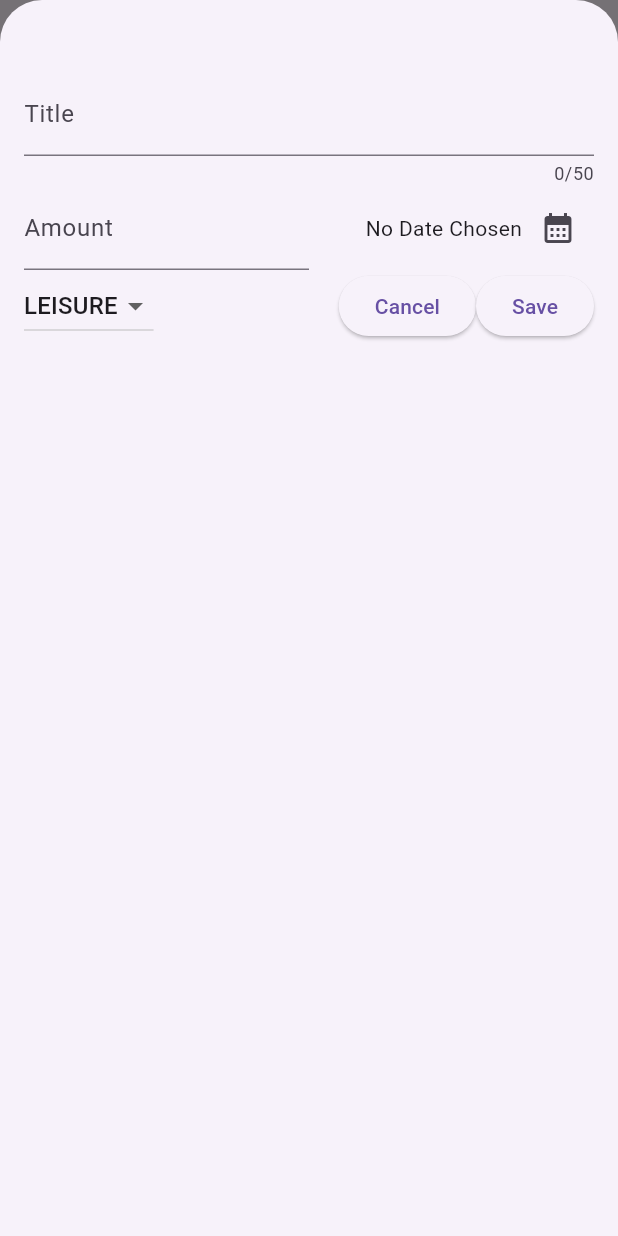
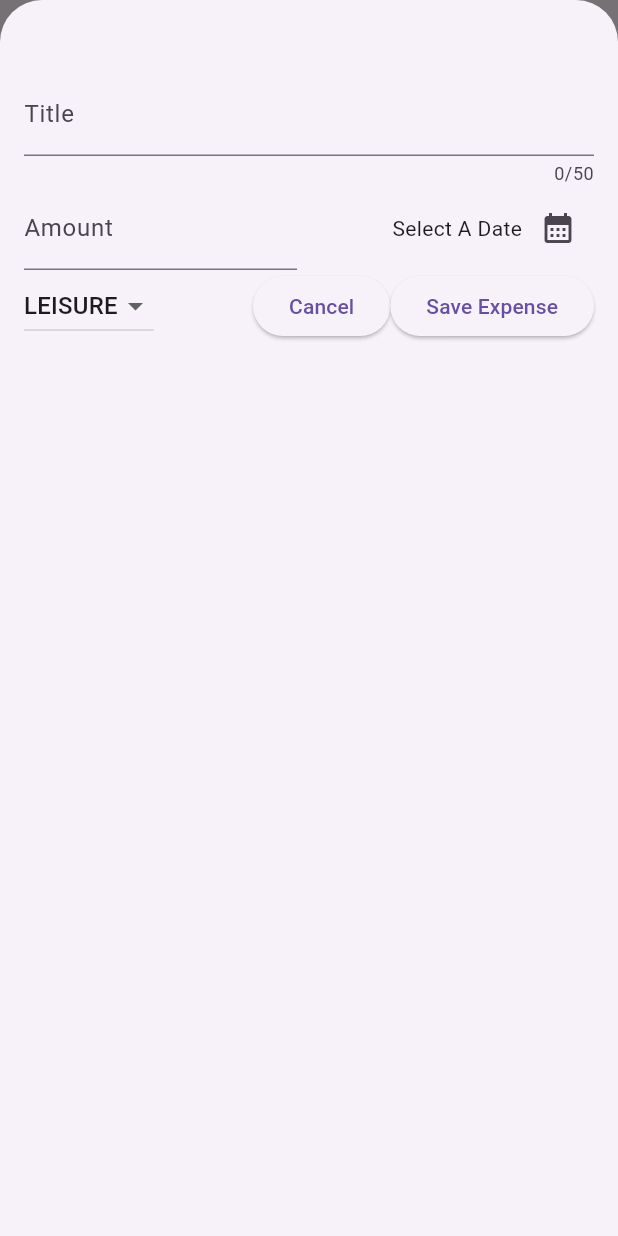
Before and after one commit to AlanYuan16/expense_tracker, a Flutter app: the screen it shows after launch, after a tap on the "add" icon, on a phone screen of 412 x 824 dp. Run offline on Flutter 3.47's test engine with Material 3 defaults, Android fonts, the phone set to English and light mode, and no system bars.

Commit message:
Fixed new_expense

```diff
--- a/lib/new_expense.dart
+++ b/lib/new_expense.dart
@@ -1,14 +1,13 @@
+import 'package:expense_tracker/models/expense.dart';
 import 'package:flutter/material.dart';
-import 'package:flutter/services.dart';
 import 'package:intl/intl.dart';
-import 'package:expense_tracker/models/expense.dart';
 
 final formatter = DateFormat.yMd();
 
 class NewExpense extends StatefulWidget {
-  const NewExpense({super.key, required void Function(Expense expense) onAddExpense, required this.onAddExpense});
+  const NewExpense({super.key, required this.onAddExpense});
   final void Function(Expense expense) onAddExpense;
-  @override
+
   State<NewExpense> createState() {
     return _NewExpenseState();
   }
@@ -20,93 +19,101 @@ class _NewExpenseState extends State<NewExpense> {
   DateTime? _selectedDate;
   Category _selectedCategory = Category.leisure;
 
+  @override
   void dispose() {
     _titleController.dispose();
     _amountController.dispose();
     super.dispose();
   }
 
-  void _submitExpenseData(){
-
+  void _submitExpenseData() {
     final enteredAmount = double.tryParse(_amountController.text);
     final amountIsInvalid = enteredAmount == null || enteredAmount <= 0;
-
-     if(_titleController.text.trim().isEmpty || amountIsInvalid || _selectedDate == null)
+    if (_titleController.text.trim().isEmpty ||
+        amountIsInvalid ||
+        _selectedDate == null) //run when an error happsns
     {
-      //show some error -> tell the user is cant be empty
-      showDialog(context: context,
+      showDialog(
+        context: context,
         builder: (ctx) => AlertDialog(
           title: const Text("Invalid Input!"),
-        content: const Text("Please make sure you have valid inputs"),
+          content: const Text(
+            "Please make sure to have a valid Title, Date, and Amount!",
+          ),
           actions: [
-          TextButton(onPressed: (){
+            TextButton(
+              onPressed: () {
                 Navigator.pop(ctx);
-          }, child: Text("ok!"),),
-        ]
-       ));
+              },
+              child: const Text("Okay!"),
+            ),
+          ],
+        ),
+      );
       return;
     }
     widget.onAddExpense(
-      Expense(title: _titleController.text, amount: enteredAmount!, date: _selectedDate!, category: _selectedCategory)
+      Expense(
+        title: _titleController.text,
+        amount: enteredAmount,
+        date: _selectedDate!,
+        category: _selectedCategory,
+      ),
     );
     Navigator.pop(context);
   }
+
   void _presentDatePicker() async {
     final now = DateTime.now();
     final firstDate = DateTime(now.year - 1, now.month, now.day);
-    final chosenDate = await showDatePicker(
+    final pickedDate = await showDatePicker(
       context: context,
       initialDate: now,
       firstDate: firstDate,
-      lastDate: DateTime.now(),
+      lastDate: now,
     );
     setState(() {
-      _selectedDate = chosenDate;
+      _selectedDate = pickedDate;
     });
   }
 
   @override
   Widget build(BuildContext context) {
     return Padding(
-      padding: EdgeInsets.fromLTRB(16,48,16,16),
+      padding: EdgeInsets.fromLTRB(16, 48, 16, 16),
       child: Column(
         children: [
           TextField(
+            controller: _titleController,
             maxLength: 50,
             keyboardType: TextInputType.name,
-            decoration: InputDecoration(label: Text("Title")),
-            controller: _titleController,
+            decoration: InputDecoration(label: Text('Title')),
           ),
           Row(
             children: [
               Expanded(
                 child: TextField(
-                  keyboardType: TextInputType.numberWithOptions(decimal: true),
+                  controller: _amountController,
+                  keyboardType: TextInputType.number,
                   decoration: InputDecoration(
-                    prefixText: "\$ ",
+                    prefixText: '\$',
                     label: Text("Amount"),
                   ),
-                  controller: _amountController,
-                  inputFormatters: <TextInputFormatter>[
-                    FilteringTextInputFormatter.allow(
-                      RegExp(r'^\d*\.?\d{0,2}'),
-                    ),
-                  ],
                 ),
               ),
-              const SizedBox(height: 16),
+              const SizedBox(width: 16),
               Expanded(
                 child: Row(
                   mainAxisAlignment: MainAxisAlignment.end,
                   crossAxisAlignment: CrossAxisAlignment.center,
                   children: [
-                    Text(_selectedDate == null
-                        ? "No Date Chosen"
-                        : formatter.format(_selectedDate!)),
+                    Text(
+                      _selectedDate == null
+                          ? 'Select A Date'
+                          : formatter.format(_selectedDate!),
+                    ),
                     IconButton(
-                      onPressed: () {
-                        _presentDatePicker();
-                      },
+                      onPressed: _presentDatePicker,
                       icon: const Icon(Icons.calendar_month),
                     ),
                   ],
@@ -114,27 +121,29 @@ class _NewExpenseState extends State<NewExpense> {
               ),
             ],
           ),
-
           Row(
             children: [
               DropdownButton(
                 value: _selectedCategory,
-                items: Category.values.map(
+                items: Category.values
+                    .map(
                       (category) => DropdownMenuItem(
                         value: category,
                         child: Text(category.name.toUpperCase()),
                       ),
-                ).toList(),
+                    )
+                    .toList(),
                 onChanged: (value) {
-                  if(value == null){
+                  if (value == null) {
                     return;
                   }
-                  setState((){
+                  setState(() {
                     _selectedCategory = value;
+                    print(_selectedCategory);
                   });
                 },
               ),
-              const Spacer(),
+              Spacer(),
               ElevatedButton(
                 onPressed: () {
                   Navigator.pop(context);
@@ -143,7 +152,7 @@ class _NewExpenseState extends State<NewExpense> {
               ),
               ElevatedButton(
                 onPressed: _submitExpenseData,
-                child: Text("Save"),
+                child: Text('Save Expense'),
               ),
             ],
           ),
```
Lines whose indentation alone changed are shown as unchanged.
